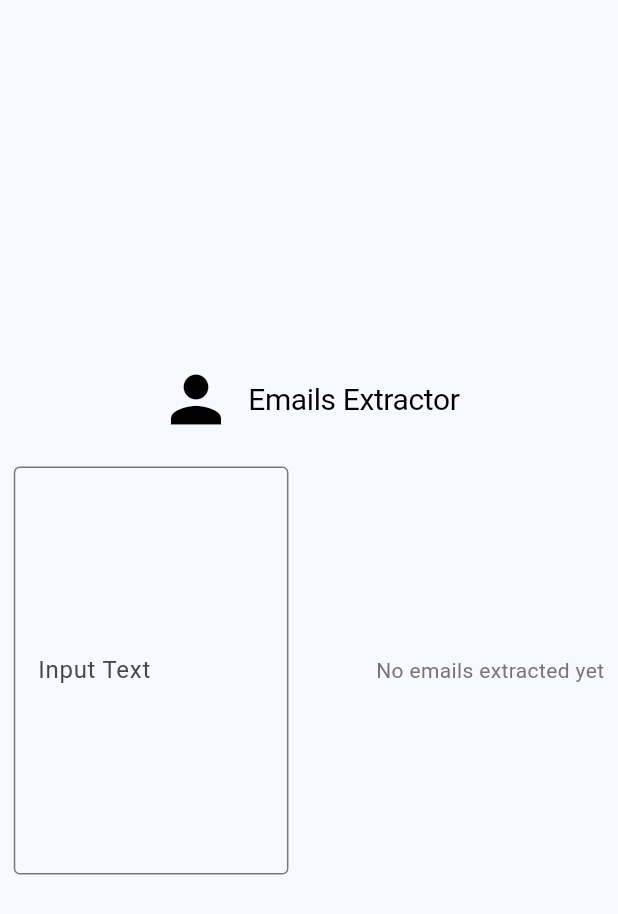
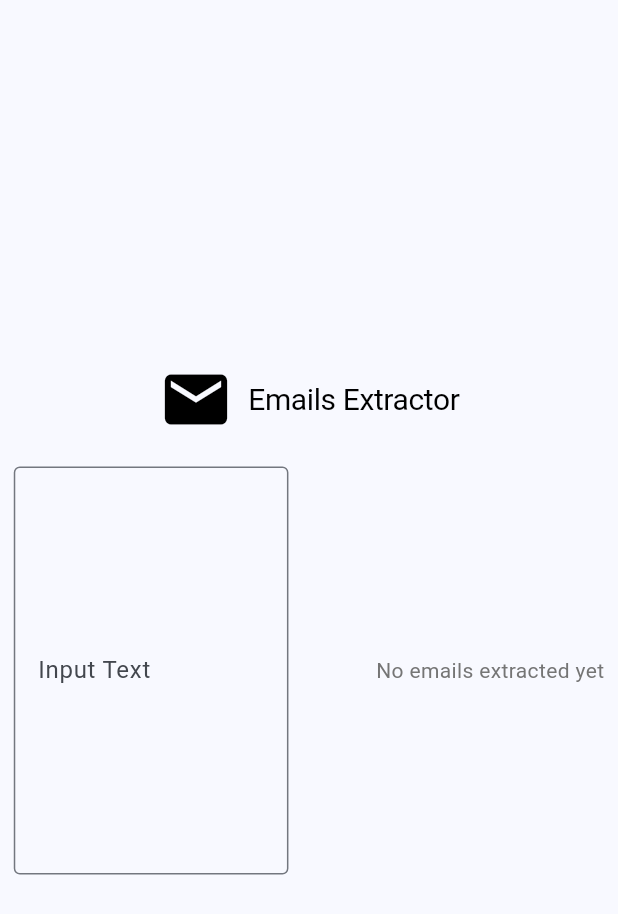
Before and after one commit to WarriorsSami/hci-labs, a Flutter app: the EmailsExtractorPage widget shown alone on an empty page, opened directly, on a phone screen of 412 x 824 dp. Shown: the top 914 px of the screen. Run offline on Flutter 3.47's test engine with Material 3 defaults, Android fonts, the light colour scheme and no system bars; our stand-ins replace auto_size_text, bloc, bounce, file_picker, fl_chart, flutter_bloc and 4 more; missing offline and left inert: flutter_debouncer, random_string_generator, stopwordies.

Commit message:
style: change email extractor icon

```diff
--- a/credentials_generator/lib/features/emails_extractor/ui/emails_extractor_page.dart
+++ b/credentials_generator/lib/features/emails_extractor/ui/emails_extractor_page.dart
@@ -14,7 +14,7 @@ class EmailsExtractorPage extends StatelessWidget {
         Row(
           mainAxisAlignment: MainAxisAlignment.center,
           children: [
-            Icon(Icons.person),
+            Icon(Icons.email),
             SizedBox(width: 10),
             Text(
               "Emails Extractor",
```
